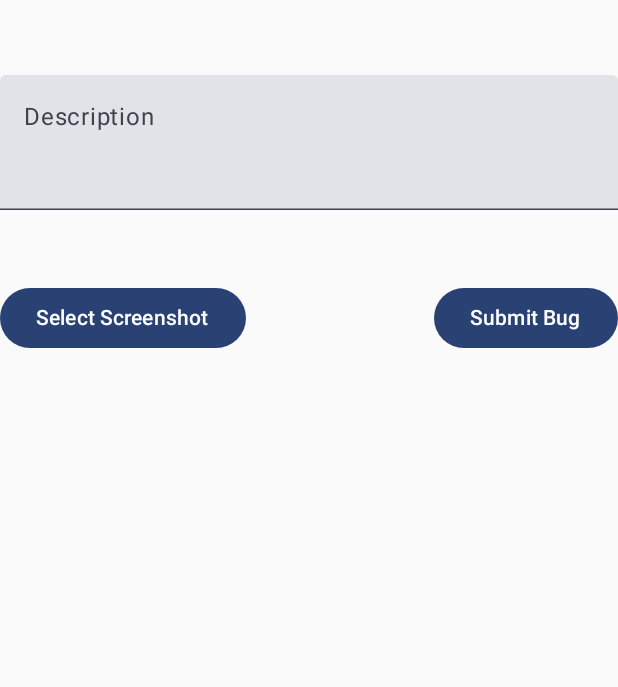
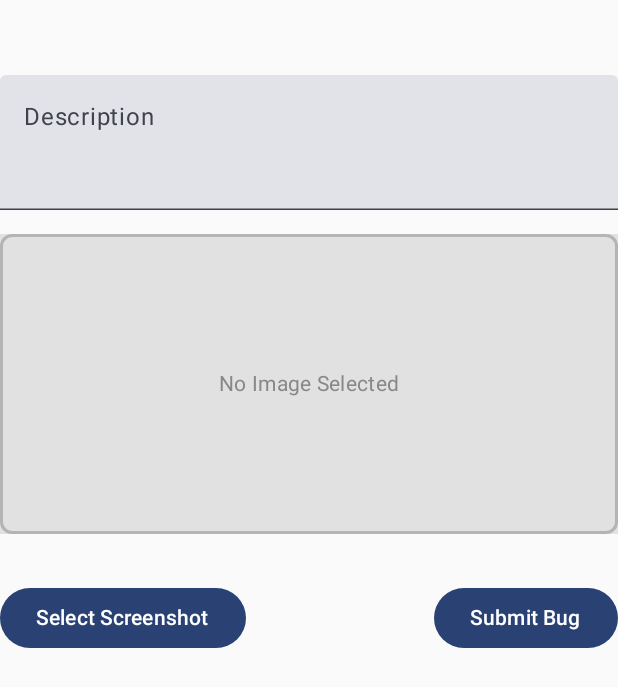
Before and after one commit to MahmoudBashir97/Android-Bug-Tracker, an Android app built with Jetpack Compose: the SubmitBugScreen screen opened through its navigation route, on a phone screen of 412 x 824 dp. Shown: the top 687 px of the screen. Run offline under Robolectric (Android 15) with nearby library versions, the phone set to English and light mode, and no system bars; pictures from the network do not load.

Commit message:
Working around uploading image into 3rd party and getting the url of it to be uploaded to google sheet .

```diff
--- a/app/src/main/java/com/mahmoud/bugtracker/MainActivity.kt
+++ b/app/src/main/java/com/mahmoud/bugtracker/MainActivity.kt
@@ -39,8 +39,12 @@ import androidx.navigation.compose.NavHost
 import androidx.navigation.compose.composable
 import androidx.navigation.compose.rememberNavController
 import com.mahmoud.bugtracker.data.remote.ApiService
+import com.mahmoud.bugtracker.data.remote.GoogleSheetsApi
+import com.mahmoud.bugtracker.data.remote.ImgurApi
 import com.mahmoud.bugtracker.data.repository.BugRepository
+import com.mahmoud.bugtracker.data.repository.UploadRepositoryImp
 import com.mahmoud.bugtracker.domain.usecase.UploadBugDataUseCase
+import com.mahmoud.bugtracker.domain.usecase.UploadImageUriUseCase
 import com.mahmoud.bugtracker.presentation.screens.MainScreen
 import com.mahmoud.bugtracker.presentation.screens.SubmitBugScreen
 import com.mahmoud.bugtracker.presentation.viewModels.BugViewModel
@@ -55,12 +59,13 @@ class MainActivity : ComponentActivity() {
     private lateinit var viewModel: BugViewModel
 
     private fun initializeViewModel() {
-        val api = ApiService.create() // Initialize Retrofit service
-        val repository = BugRepository(api)
-        val uploadUseCase = UploadBugDataUseCase(repository)
+        val googleSheetRepo = BugRepository(ApiService.createBug())
+        val imageUrl = UploadRepositoryImp(ApiService.createImageUrl(), contentResolver)
+        val uploadBugUseCase = UploadBugDataUseCase(googleSheetRepo)
+        val uploadImageUriUseCase = UploadImageUriUseCase(imageUrl)
         viewModel = ViewModelProvider(
             this,
-            BugViewModelFactory(uploadUseCase)
+            BugViewModelFactory(uploadBugUseCase, uploadImageUriUseCase)
         )[BugViewModel::class.java]
     }
 
@@ -89,7 +94,6 @@ class MainActivity : ComponentActivity() {
                     onSelectingImage = {
                         selectImage()
                     },
-                    imageUri = Uri.parse(viewModel.imageUri.value ?: ""),
                     onSubmit = { description ->
                         if (viewModel.imageUri.value != null) {
                             viewModel.uploadBugData(
--- a/app/src/main/java/com/mahmoud/bugtracker/data/remote/ApiService.kt
+++ b/app/src/main/java/com/mahmoud/bugtracker/data/remote/ApiService.kt
@@ -6,7 +6,8 @@ import retrofit2.Retrofit
 import retrofit2.converter.gson.GsonConverterFactory
 
 object ApiService {
-    private const val BASE_URL = "https://script.google.com/"
+    private const val BASE_URL_GOOGLE_SHEET = "https://script.google.com/"
+    private const val BASE_URL_IMAGE_URL = "https://api.imgur.com"
 
     private val loggingInterceptor = HttpLoggingInterceptor().apply {
         level = HttpLoggingInterceptor.Level.BODY
@@ -16,13 +17,18 @@ object ApiService {
         .addInterceptor(loggingInterceptor)
         .build()
 
-    private val retrofit: Retrofit = Retrofit.Builder()
-        .baseUrl(BASE_URL)
+    private fun buildRetrofit(baseUrl: String): Retrofit = Retrofit.Builder()
+        .baseUrl(baseUrl)
         .client(okHttpClient)
         .addConverterFactory(GsonConverterFactory.create())
         .build()
 
-    fun create(): GoogleSheetsApi {
-        return retrofit.create(GoogleSheetsApi::class.java)
+
+    fun createBug(): GoogleSheetsApi {
+        return buildRetrofit(BASE_URL_GOOGLE_SHEET).create(GoogleSheetsApi::class.java)
+    }
+
+    fun createImageUrl(): ImgurApi {
+        return buildRetrofit(BASE_URL_IMAGE_URL).create(ImgurApi::class.java)
     }
 }
--- a/app/src/main/java/com/mahmoud/bugtracker/domain/usecase/UploadBugDataUseCase.kt
+++ b/app/src/main/java/com/mahmoud/bugtracker/domain/usecase/UploadBugDataUseCase.kt
@@ -1,6 +1,9 @@
 package com.mahmoud.bugtracker.domain.usecase
 
+import android.net.Uri
+import com.mahmoud.bugtracker.data.model.Upload
 import com.mahmoud.bugtracker.data.repository.BugRepository
+import com.mahmoud.bugtracker.data.repository.UploadRepository
 import retrofit2.Response
 
 class UploadBugDataUseCase(private val repository: BugRepository) {
@@ -8,3 +11,9 @@ class UploadBugDataUseCase(private val repository: BugRepository) {
         return repository.uploadBugData(description, imageUri)
     }
 }
+
+class UploadImageUriUseCase(private val repository: UploadRepository) {
+    suspend operator fun invoke(imageUri: Uri, title: String? = null): Result<Upload> {
+        return repository.uploadFile(imageUri, title)
+    }
+}
--- a/app/src/main/java/com/mahmoud/bugtracker/presentation/screens/SubmitBugScreen.kt
+++ b/app/src/main/java/com/mahmoud/bugtracker/presentation/screens/SubmitBugScreen.kt
@@ -1,8 +1,10 @@
 package com.mahmoud.bugtracker.presentation.screens
 
-import android.net.Uri
 import androidx.compose.foundation.Image
+import androidx.compose.foundation.background
+import androidx.compose.foundation.border
 import androidx.compose.foundation.layout.Arrangement
+import androidx.compose.foundation.layout.Box
 import androidx.compose.foundation.layout.Column
 import androidx.compose.foundation.layout.Row
 import androidx.compose.foundation.layout.Spacer
@@ -11,17 +13,17 @@ import androidx.compose.foundation.layout.fillMaxWidth
 import androidx.compose.foundation.layout.height
 import androidx.compose.foundation.layout.padding
 import androidx.compose.foundation.layout.size
-import androidx.compose.foundation.layout.width
+import androidx.compose.foundation.shape.RoundedCornerShape
 import androidx.compose.material3.Button
 import androidx.compose.material3.CircularProgressIndicator
+import androidx.compose.material3.MaterialTheme
 import androidx.compose.material3.Text
 import androidx.compose.material3.TextField
 import androidx.compose.runtime.Composable
 import androidx.compose.runtime.getValue
-import androidx.compose.runtime.mutableStateOf
-import androidx.compose.runtime.remember
-import androidx.compose.runtime.setValue
+import androidx.compose.ui.Alignment
 import androidx.compose.ui.Modifier
+import androidx.compose.ui.graphics.Color
 import androidx.compose.ui.unit.dp
 import coil.compose.rememberAsyncImagePainter
 import com.mahmoud.bugtracker.presentation.viewModels.BugViewModel
@@ -30,7 +32,6 @@ import com.mahmoud.bugtracker.presentation.viewModels.BugViewModel
 fun SubmitBugScreen(
     viewModel: BugViewModel,
     onSelectingImage: (() -> Unit)? = null,
-    imageUri: Uri?,
     onSubmit: ((String) -> Unit)? = null
 ) {
     val isLoading by viewModel.isLoading
@@ -49,14 +50,37 @@ fun SubmitBugScreen(
                 .height(90.dp)
         )
         Spacer(modifier = Modifier.height(16.dp))
-        viewModel.imageUri.value?.let {
-            Image(
-                modifier = Modifier.size(80.dp),
-                painter = rememberAsyncImagePainter(model = it),
-                contentDescription = "Selected Image"
-            )
+
+        Box(
+            modifier = Modifier
+                .fillMaxWidth()
+                .height(200.dp)
+                .border(
+                    width = 2.dp,
+                    color = Color.Gray.copy(alpha = 0.5f),
+                    shape = RoundedCornerShape(8.dp)
+                )
+                .background(Color.Black.copy(alpha = 0.1f))
+                .padding(8.dp),
+            contentAlignment = Alignment.Center
+        ) {
+            if (viewModel.imageUri.value != null) {
+                Image(
+                    modifier = Modifier.size(80.dp),
+                    painter = rememberAsyncImagePainter(model = viewModel.imageUri.value),
+                    contentDescription = "Selected Image"
+                )
+            } else {
+                Text(
+                    text = "No Image Selected",
+                    color = Color.Gray,
+                    style = MaterialTheme.typography.bodyMedium
+                )
+            }
         }
+
         Spacer(modifier = Modifier.height(16.dp))
+
         Row(
             modifier = Modifier
                 .fillMaxWidth()
--- a/app/src/main/java/com/mahmoud/bugtracker/presentation/viewModels/BugViewModelFactory.kt
+++ b/app/src/main/java/com/mahmoud/bugtracker/presentation/viewModels/BugViewModelFactory.kt
@@ -3,12 +3,13 @@ package com.mahmoud.bugtracker.presentation.viewModels
 import androidx.lifecycle.ViewModel
 import androidx.lifecycle.ViewModelProvider
 import com.mahmoud.bugtracker.domain.usecase.UploadBugDataUseCase
+import com.mahmoud.bugtracker.domain.usecase.UploadImageUriUseCase
 
-class BugViewModelFactory(private val uploadBugDataUseCase: UploadBugDataUseCase) : ViewModelProvider.Factory {
+class BugViewModelFactory(private val uploadBugDataUseCase: UploadBugDataUseCase,private val uploadImageUriUseCase: UploadImageUriUseCase) : ViewModelProvider.Factory {
     override fun <T : ViewModel> create(modelClass: Class<T>): T {
         if (modelClass.isAssignableFrom(BugViewModel::class.java)) {
             @Suppress("UNCHECKED_CAST")
-            return BugViewModel(uploadBugDataUseCase) as T
+            return BugViewModel(uploadBugDataUseCase,uploadImageUriUseCase) as T
         }
         throw IllegalArgumentException("Unknown ViewModel class")
     }
```
Also changed, not shown: app/build.gradle.kts (+9 -0 lines), app/src/main/java/com/mahmoud/bugtracker/data/model/UploadResponse.kt (added, +67 -0 lines), app/src/main/java/com/mahmoud/bugtracker/data/remote/ImgurApi.kt (added, +24 -0 lines), app/src/main/java/com/mahmoud/bugtracker/data/repository/UploadRepository.kt (added, +60 -0 lines), app/src/main/java/com/mahmoud/bugtracker/presentation/viewModels/BugViewModel.kt (+47 -9 lines).
